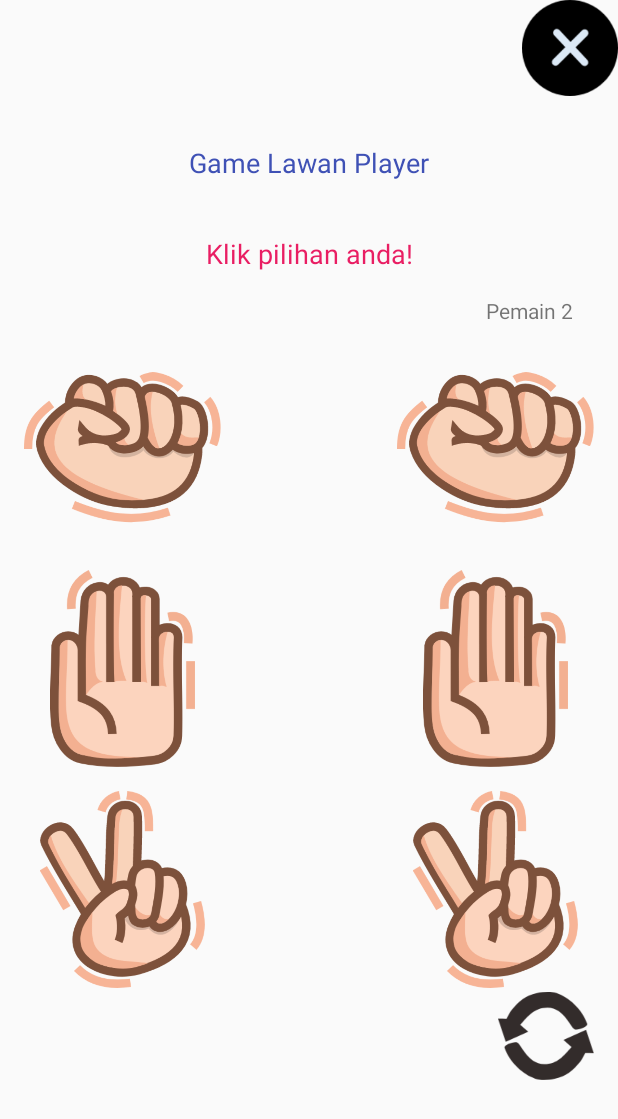
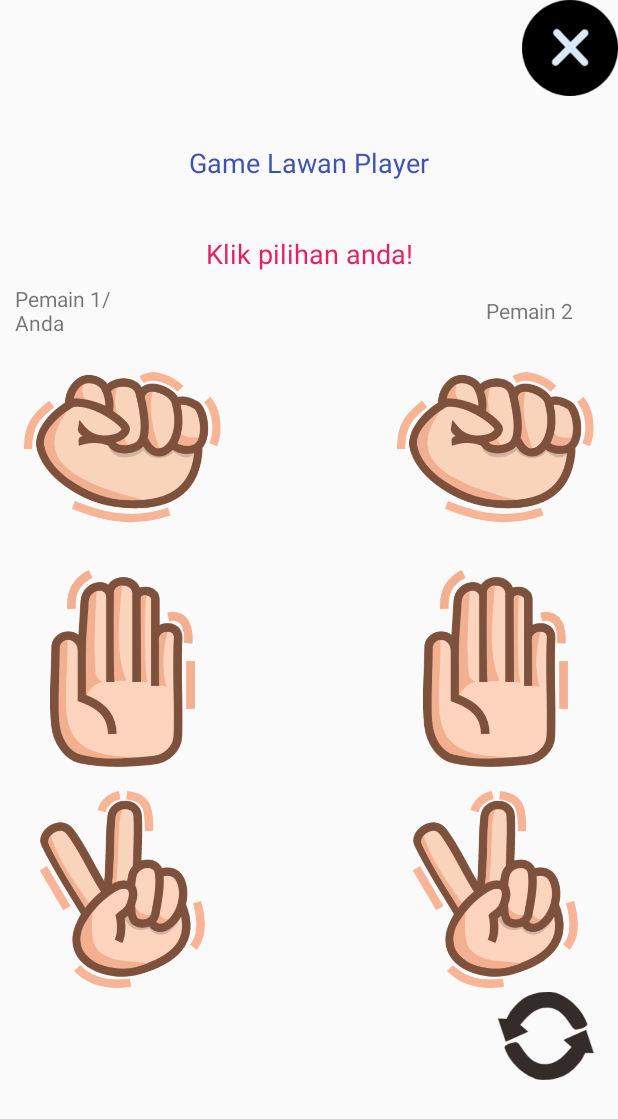
Before and after one commit to primsaphira/Challenge_Binar_chapter_5, an Android app: the layout activity_game_player.xml on its own in the app's theme, with its tools: preview values and no code run, on a phone screen of 412 x 824 dp. Shown: the top 1119 px of the screen. Run offline under Robolectric (Android 15) with nearby library versions, the phone set to English and light mode, and no system bars.

Commit message:
mengubah penamaan player di xml

```diff
--- a/app/src/main/res/layout/activity_game_computer.xml
+++ b/app/src/main/res/layout/activity_game_computer.xml
@@ -62,7 +62,7 @@
             android:layout_width="98dp"
             android:layout_height="wrap_content"
             android:layout_marginStart="10dp"
-            android:text=" "
+            android:text="Pemain1/ Anda "
             app:layout_constraintBottom_toTopOf="@id/batu1"
             app:layout_constraintStart_toStartOf="parent"
             app:layout_constraintTop_toBottomOf="@id/tvPemainMenang">
--- a/app/src/main/res/layout/activity_game_player.xml
+++ b/app/src/main/res/layout/activity_game_player.xml
@@ -62,7 +62,7 @@
             android:layout_width="78dp"
             android:layout_height="wrap_content"
             android:layout_marginStart="10dp"
-            android:text=" "
+            android:text="Pemain 1/ Anda "
             app:layout_constraintBottom_toTopOf="@id/batu1"
             app:layout_constraintStart_toStartOf="parent"
             app:layout_constraintTop_toBottomOf="@id/tvPemainMenang">
```
